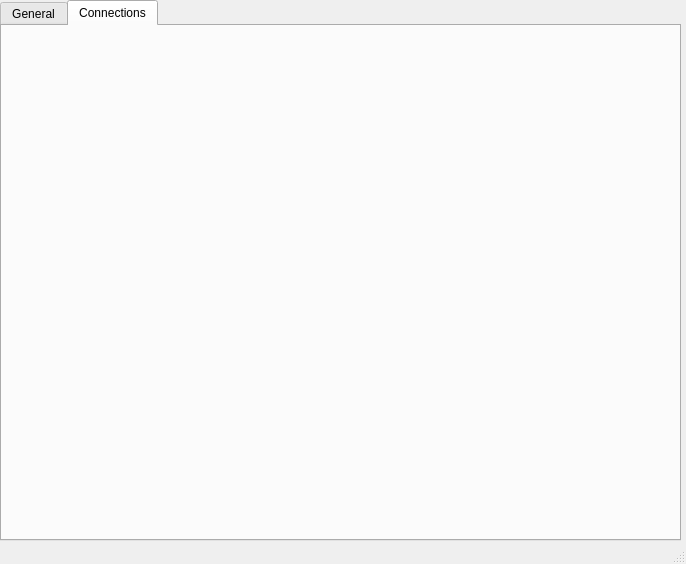
This is solar_Pro/GUI/Solar__Pro_GUI/mainwindow.ui in karthick1987/SolarPro as Qt 5 draws it before an edit. The edited form follows.
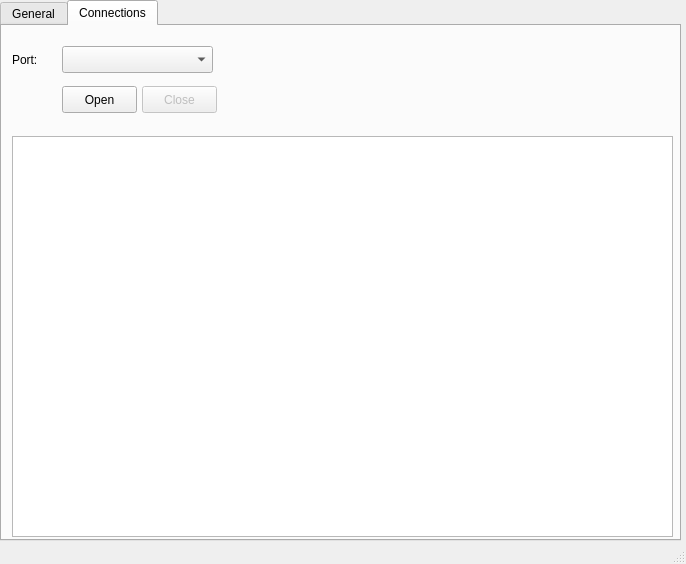
This is the edited form. The open tabs and pages were chosen to show the change.

What changed in the file:
```diff
--- a/solar_Pro/GUI/Solar__Pro_GUI/mainwindow.ui
+++ b/solar_Pro/GUI/Solar__Pro_GUI/mainwindow.ui
@@ -388,6 +388,68 @@
      <attribute name="title">
       <string>Connections</string>
      </attribute>
+     <widget class="QTextEdit" name="textEdit_Status">
+      <property name="geometry">
+       <rect>
+        <x>10</x>
+        <y>110</y>
+        <width>661</width>
+        <height>401</height>
+       </rect>
+      </property>
+     </widget>
+     <widget class="QComboBox" name="comboBox_Interface">
+      <property name="geometry">
+       <rect>
+        <x>60</x>
+        <y>20</y>
+        <width>151</width>
+        <height>27</height>
+       </rect>
+      </property>
+     </widget>
+     <widget class="QLabel" name="label_Port">
+      <property name="geometry">
+       <rect>
+        <x>10</x>
+        <y>20</y>
+        <width>46</width>
+        <height>27</height>
+       </rect>
+      </property>
+      <property name="text">
+       <string>Port:</string>
+      </property>
+     </widget>
+     <widget class="QPushButton" name="pushButton_open">
+      <property name="geometry">
+       <rect>
+        <x>60</x>
+        <y>60</y>
+        <width>75</width>
+        <height>27</height>
+       </rect>
+      </property>
+      <property name="text">
+       <string>Open</string>
+      </property>
+     </widget>
+     <widget class="QPushButton" name="pushButton_close">
+      <property name="enabled">
+       <bool>false</bool>
+      </property>
+      <property name="geometry">
+       <rect>
+        <x>140</x>
+        <y>60</y>
+        <width>75</width>
+        <height>27</height>
+       </rect>
+      </property>
+      <property name="text">
+       <string>Close</string>
+      </property>
+     </widget>
     </widget>
    </widget>
   </widget>
```
Left out of the diff: 6 changed lines with no effect on the pictures.
